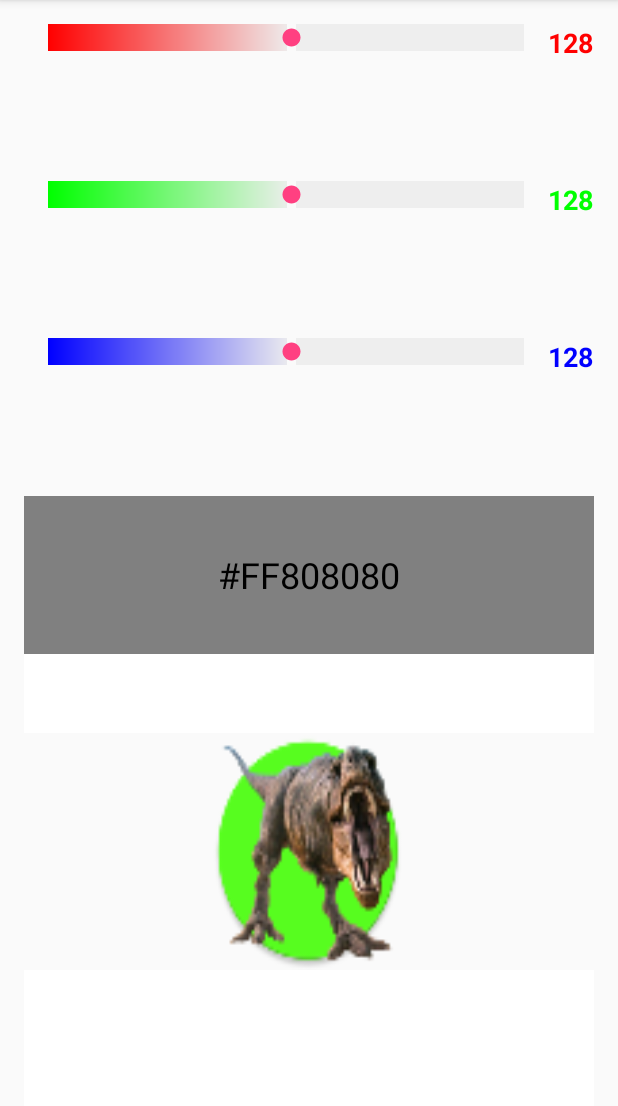
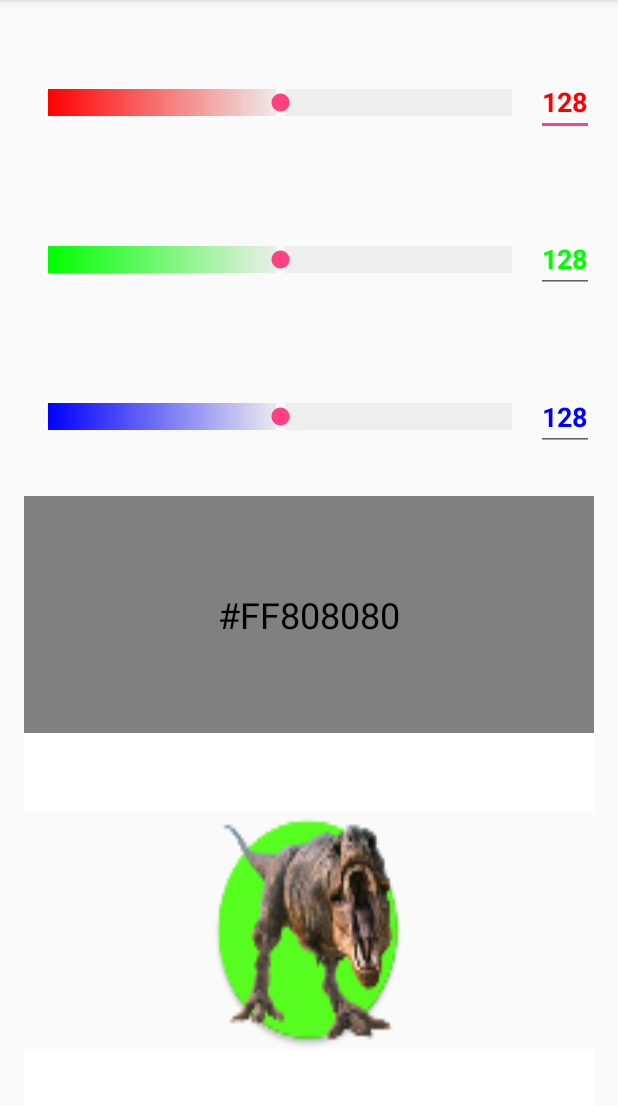
Before and after one commit to DanielJakar/ColourPicker2, an Android app: the screen it shows after launch (MainActivity), on a phone screen of 412 x 824 dp, the part 84-1190 px from its top. Run offline under Robolectric (Android 15) with nearby library versions, the phone set to English and light mode, and no system bars.

Commit message:
final center

```diff
--- a/app/src/main/res/layout/activity_main.xml
+++ b/app/src/main/res/layout/activity_main.xml
@@ -10,12 +10,15 @@
     <LinearLayout
         android:layout_width="match_parent"
         android:layout_height="match_parent"
-        android:orientation="vertical">
+        android:orientation="vertical"
+        android:gravity="center_horizontal">
+
 
         <LinearLayout
             android:layout_width="match_parent"
             android:layout_height="0dp"
             android:layout_weight="2"
+            android:gravity="center_vertical"
             android:orientation="horizontal">
 
 
@@ -24,17 +27,17 @@
                 android:layout_width="0dp"
                 android:layout_height="wrap_content"
                 android:layout_weight="1"
-                android:max="250"
-                android:progress="128"
+                android:max="256"
+                android:progress="@string/red_value"
                 android:progressDrawable="@drawable/custom_progress_red"
                 android:scrollbarSize="25sp" />
 
-            <TextView
+            <EditText
                 android:id="@+id/tvRed"
                 android:layout_width="wrap_content"
                 android:layout_height="wrap_content"
                 android:layout_weight="0"
-                android:text="128"
+                android:text="@string/red_value"
                 android:textColor="#f00"
                 android:textSize="18sp"
                 android:textStyle="bold" />
@@ -44,24 +47,24 @@
             android:layout_width="match_parent"
             android:layout_height="0dp"
             android:layout_weight="2"
+            android:gravity="center_vertical"
             android:orientation="horizontal">
 
             <SeekBar
                 android:id="@+id/sbGreen"
                 android:layout_width="0dp"
                 android:layout_height="wrap_content"
-                android:layout_gravity="top"
                 android:layout_weight="1"
-                android:max="250"
-                android:progress="128"
+                android:max="256"
+                android:progress="@string/green_value"
                 android:progressDrawable="@drawable/custom_progress_green" />
 
-            <TextView
+            <EditText
                 android:id="@+id/tvGreen"
                 android:layout_width="wrap_content"
                 android:layout_height="wrap_content"
                 android:layout_weight="0"
-                android:text="128"
+                android:text="@string/green_value"
                 android:textColor="#0f0"
                 android:textSize="18sp"
                 android:textStyle="bold" />
@@ -73,6 +76,7 @@
             android:layout_width="match_parent"
             android:layout_height="0dp"
             android:layout_weight="2"
+            android:gravity="center_vertical"
             android:orientation="horizontal">
 
             <SeekBar
@@ -80,16 +84,16 @@
                 android:layout_width="0dp"
                 android:layout_height="wrap_content"
                 android:layout_weight="1"
-                android:max="250"
-                android:progress="128"
+                android:max="256"
+                android:progress="@string/blue_value"
                 android:progressDrawable="@drawable/custom_progress_blue" />
 
-            <TextView
+            <EditText
                 android:id="@+id/tvBlue"
                 android:layout_width="wrap_content"
                 android:layout_height="wrap_content"
                 android:layout_weight="0"
-                android:text="128"
+                android:text="@string/blue_value"
                 android:textColor="#00f"
                 android:textSize="18sp"
                 android:textStyle="bold" />
@@ -101,7 +105,7 @@
             android:id="@+id/textView3"
             android:layout_width="match_parent"
             android:layout_height="0dp"
-            android:layout_weight="2"
+            android:layout_weight="3"
             android:background="#808080"
             android:gravity="center"
             android:text="#FF808080"
@@ -109,7 +113,7 @@
             android:textSize="24sp" />
 
         <TextView
-            android:id="@+id/textView3"
+            android:id="@+id/textView6"
             android:layout_width="match_parent"
             android:layout_height="0dp"
             android:layout_weight="1"
@@ -121,7 +125,7 @@
         <Button
             android:layout_width="130dp"
             android:layout_height="0dp"
-            android:layout_gravity="center_horizontal"
+            android:gravity="center"
             android:layout_weight="3"
             android:background="@mipmap/dino_test"
             android:padding="25sp" />
@@ -130,7 +134,7 @@
             android:id="@+id/tvBlank1"
             android:layout_width="match_parent"
             android:layout_height="0dp"
-            android:layout_weight="2"
+            android:layout_weight="1"
 
             android:background="#fff"
             android:gravity="center"
--- a/app/src/main/res/values/strings.xml
+++ b/app/src/main/res/values/strings.xml
@@ -1,3 +1,6 @@
 <resources>
     <string name="app_name">Colour Picker</string>
+    <string name="red_value">128</string>
+    <string name="green_value">128</string>
+    <string name="blue_value">128</string>
 </resources>
```
